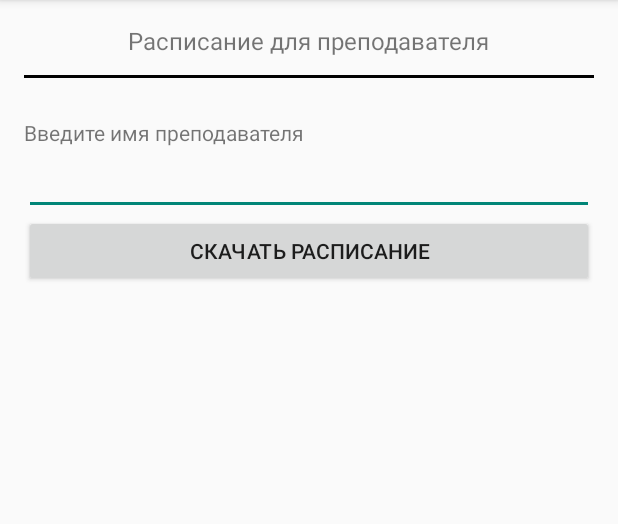
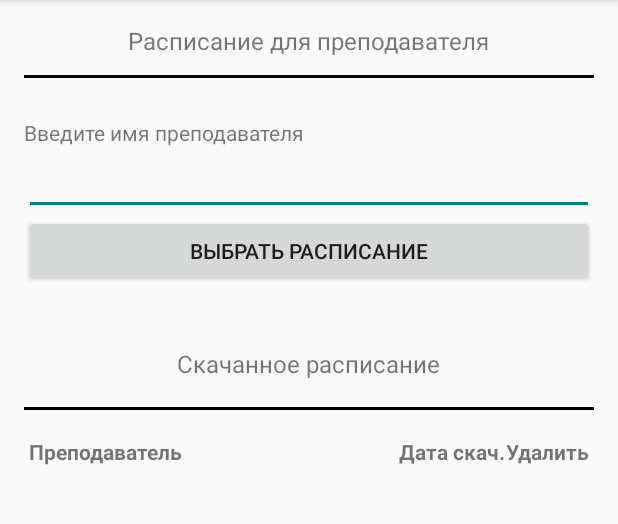
Before and after one commit to sergiussheman/bsuirAndroidSchedule, an Android app: the fragment DownloadScheduleForEmployee placed in its activity, with the options menu open, on a phone screen of 412 x 824 dp, the part 84-608 px from its top. Run offline under Robolectric (Android 15) with nearby library versions, the phone set to English and light mode, and no system bars; 5 statements that could not run were skipped.

Commit message:
added table for managing downloaded schedules for employees

```diff
--- /dev/null
+++ b/app/src/main/java/com/example/myapplication/DataProvider/FileUtil.java
@@ -0,0 +1,32 @@
+package com.example.myapplication.DataProvider;
+
+import android.content.Context;
+
+import java.io.File;
+import java.util.ArrayList;
+import java.util.List;
+
+/**
+ * Created by iChrome on 20.08.2015.
+ */
+public class FileUtil {
+    private FileUtil(){
+    }
+
+    public static List<String> getAllDownloadedSchedules(Context context, boolean schedulesForGroups){
+        List<String> result = new ArrayList<>();
+        for (File f : context.getFilesDir().listFiles()) {
+            if(f.isFile()){
+                String fileName = f.getName();
+                if(".xml".equalsIgnoreCase(fileName.substring(fileName.length() - 4))){
+                    if(schedulesForGroups && fileName.length() == 10){
+                        result.add(fileName);
+                    } else if(!schedulesForGroups && fileName.length() > 10){
+                        result.add(fileName);
+                    }
+                }
+            }
+        }
+        return result;
+    }
+}
--- a/app/src/main/java/com/example/myapplication/DownloadScheduleForEmployee.java
+++ b/app/src/main/java/com/example/myapplication/DownloadScheduleForEmployee.java
@@ -1,8 +1,11 @@
 package com.example.myapplication;
 
 import android.app.Activity;
+import android.app.AlertDialog;
 import android.content.Context;
+import android.content.DialogInterface;
 import android.content.SharedPreferences;
+import android.graphics.Typeface;
 import android.net.ConnectivityManager;
 import android.net.NetworkInfo;
 import android.os.AsyncTask;
@@ -10,14 +13,20 @@ import android.os.Bundle;
 import android.app.Fragment;
 import android.support.annotation.Nullable;
 import android.util.Log;
+import android.view.Gravity;
 import android.view.LayoutInflater;
 import android.view.View;
 import android.view.ViewGroup;
 import android.widget.ArrayAdapter;
 import android.widget.AutoCompleteTextView;
 import android.widget.Button;
+import android.widget.ImageView;
+import android.widget.TableLayout;
+import android.widget.TableRow;
+import android.widget.TextView;
 import android.widget.Toast;
 
+import com.example.myapplication.DataProvider.FileUtil;
 import com.example.myapplication.DataProvider.LoadSchedule;
 import com.example.myapplication.Model.AvailableFragments;
 import com.example.myapplication.Model.Employee;
@@ -29,14 +38,19 @@ import java.util.List;
 
 public class DownloadScheduleForEmployee extends Fragment {
     private static final String TAG = "employeeDownloadTAG";
+    private static final String AVAILABLE_EMPLOYEES_PARAM = "availableEmployees";
+    private static final String DOWNLOADED_SCHEDULES_PARAM = "downloadScheduls";
+
+
     private List<Employee> availableEmployeeList;
+    private List<String> downloadedSchedules;
     private  View currentView;
 
     private OnFragmentInteractionListener mListener;
 
-    public static DownloadScheduleForEmployee newInstance() {
-        DownloadScheduleForEmployee fragment = new DownloadScheduleForEmployee();
-        return fragment;
+    //TODO: create bundle with list of employees
+    public static DownloadScheduleForEmployee newInstance(List<Employee> availableEmployees, List<String> listDownloadedSchedules) {
+        return new DownloadScheduleForEmployee();
     }
 
     public DownloadScheduleForEmployee() {
@@ -89,7 +103,82 @@ public class DownloadScheduleForEmployee extends Fragment {
             }
         });
 
+        TableLayout tableLayout = (TableLayout) currentView.findViewById(R.id.tableLayoutForEmployee);
+        setDownloadedSchedules(FileUtil.getAllDownloadedSchedules(getActivity(), false));
+        populateTableLayout(tableLayout, downloadedSchedules);
+
         return currentView;
+    }
+
+    public void populateTableLayout(final TableLayout tableLayout, List<String> schedulesForEmployee){
+        tableLayout.removeAllViews();
+        tableLayout.setPadding(5, 0, 5, 0);
+        TableRow.LayoutParams params = new TableRow.LayoutParams(0, TableRow.LayoutParams.WRAP_CONTENT, 1f);
+
+        TableRow headerRow = new TableRow(getActivity());
+        TextView employeeHeaderTextView = new TextView(getActivity());
+        employeeHeaderTextView.setText(getResources().getString(R.string.employee_name));
+        employeeHeaderTextView.setGravity(Gravity.LEFT);
+        employeeHeaderTextView.setLayoutParams(params);
+        employeeHeaderTextView.setTypeface(null, Typeface.BOLD);
+        headerRow.addView(employeeHeaderTextView);
+
+        TextView lastUpdateHeader = new TextView(getActivity());
+        lastUpdateHeader.setText(getResources().getString(R.string.last_updated));
+        lastUpdateHeader.setTypeface(null, Typeface.BOLD);
+        headerRow.addView(lastUpdateHeader);
+
+        TextView deleteHeader = new TextView(getActivity());
+        deleteHeader.setText(getResources().getString(R.string.delete));
+        deleteHeader.setTypeface(null, Typeface.BOLD);
+        deleteHeader.setGravity(Gravity.RIGHT);
+
+        headerRow.addView(deleteHeader);
+
+        headerRow.setPadding(0,0,0,18);
+        tableLayout.addView(headerRow);
+
+        for(String currentEmployeeSchedule : schedulesForEmployee) {
+            TableRow rowForEmployeeSchedule = new TableRow(getActivity());
+            TextView textViewForEmployeeName = new TextView(getActivity());
+            textViewForEmployeeName.setGravity(Gravity.LEFT);
+            textViewForEmployeeName.setText(currentEmployeeSchedule);
+            textViewForEmployeeName.setLayoutParams(params);
+            rowForEmployeeSchedule.addView(textViewForEmployeeName);
+
+            TextView lastUpdatedTextView = new TextView(getActivity());
+            lastUpdatedTextView.setText("11.11.2012");
+            rowForEmployeeSchedule.addView(lastUpdatedTextView);
+
+            ImageView deleteImageView = new ImageView(getActivity());
+            deleteImageView.setImageDrawable(getResources().getDrawable(R.drawable.ic_action_remove));
+            deleteImageView.setOnClickListener(new View.OnClickListener() {
+                @Override
+                public void onClick(final View v) {
+                    new AlertDialog.Builder(getActivity())
+                            .setTitle(getResources().getString(R.string.delete))
+                            .setMessage(getResources().getString(R.string.confirm_delete_message))
+                            .setIcon(android.R.drawable.ic_dialog_alert)
+                            .setPositiveButton(android.R.string.yes, new DialogInterface.OnClickListener() {
+                                @Override
+                                public void onClick(DialogInterface dialog, int which) {
+                                    TableRow selectedRow = (TableRow) v.getParent();
+                                    String fileNameForDelete = ((TextView) selectedRow.getChildAt(0)).getText().toString();
+
+                                    File file = new File(getActivity().getFilesDir(), fileNameForDelete);
+                                    if (!file.delete()) {
+                                        Toast.makeText(getActivity(), R.string.error_while_deleting_file, Toast.LENGTH_LONG).show();
+                                    }
+                                    setDownloadedSchedules(FileUtil.getAllDownloadedSchedules(getActivity(), false));
+                                    populateTableLayout(tableLayout, getDownloadedSchedules());
+                                }
+                            })
+                            .setNegativeButton(android.R.string.no, null).show();
+                }
+            });
+            rowForEmployeeSchedule.addView(deleteImageView);
+            tableLayout.addView(rowForEmployeeSchedule);
+        }
     }
 
     private void updateDefaultEmployee(Employee employee){
@@ -199,4 +288,12 @@ public class DownloadScheduleForEmployee extends Fragment {
             }
         }
     }
+
+    public List<String> getDownloadedSchedules() {
+        return downloadedSchedules;
+    }
+
+    public void setDownloadedSchedules(List<String> downloadedSchedules) {
+        this.downloadedSchedules = downloadedSchedules;
+    }
 }
--- a/app/src/main/res/layout/fragment_download_schedule_for_employee.xml
+++ b/app/src/main/res/layout/fragment_download_schedule_for_employee.xml
@@ -52,6 +52,30 @@
             android:text="@string/download_schedule"/>
 
 
+        <TextView
+            android:layout_width="wrap_content"
+            android:layout_height="wrap_content"
+            android:layout_gravity="center"
+            android:text="@string/downloaded_schedules"
+            android:paddingTop="40dp"
+            android:textSize="@dimen/abc_action_bar_content_inset_material"
+            android:layout_centerHorizontal="true"
+            android:layout_marginBottom="18dp"/>
+
+        <View
+            android:layout_width="match_parent"
+            android:layout_height="2dp"
+            android:background="@android:color/black"
+            android:layout_below="@+id/textViewScheduleForEmployee"
+            android:layout_alignParentLeft="true"
+            android:layout_alignParentStart="true"
+            android:layout_marginBottom="18dp"/>
+
+        <TableLayout
+            android:id="@+id/tableLayoutForEmployee"
+            android:layout_width="fill_parent"
+            android:layout_height="wrap_content"/>
+
     </LinearLayout>
 
 </FrameLayout>
--- a/app/src/main/res/values/strings.xml
+++ b/app/src/main/res/values/strings.xml
@@ -18,8 +18,14 @@
     <string name="schedule_for_student_group">Расписание для группы</string>
     <string name="enter_student_group_name">Введите номер группы</string>
     <string name="schedule_for_employee">Расписание для преподавателя</string>
+    <string name="downloaded_schedules">Скачанное расписание</string>
     <string name="enter_employee_name">Введите имя преподавателя</string>
-    <string name="download_schedule">Скачать расписание</string>
+    <string name="download_schedule">Выбрать расписание</string>
+    <string name="employee_name">Преподаватель</string>
+    <string name="last_updated">Дата скач.</string>
+    <string name="delete">Удалить</string>
+    <string name="confirm_delete_message">Вы действительно хотите удалить расписание?</string>
+    <string name="error_while_deleting_file">Ошибка при удалении файла</string>
 
     <string name="not_appropriate_student_group">Неправильное название группы</string>
 
```
